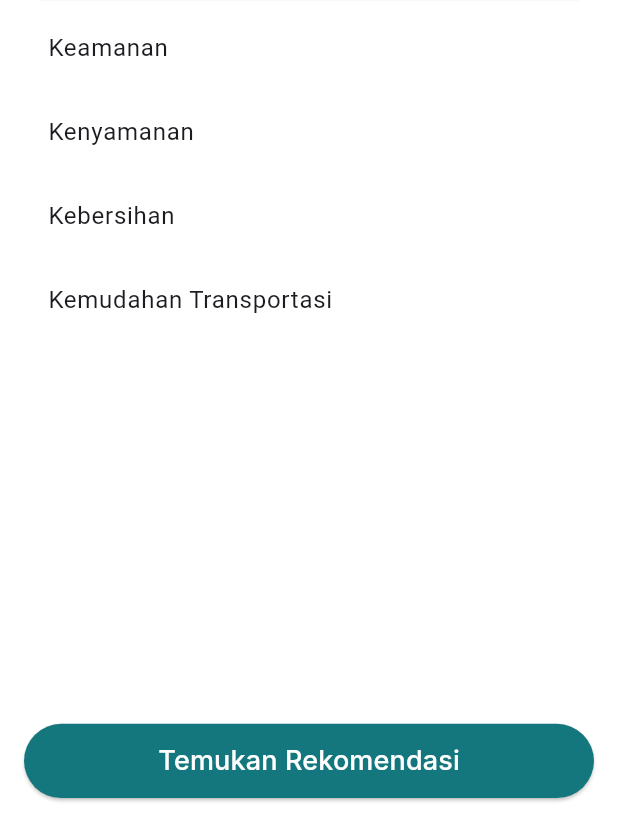
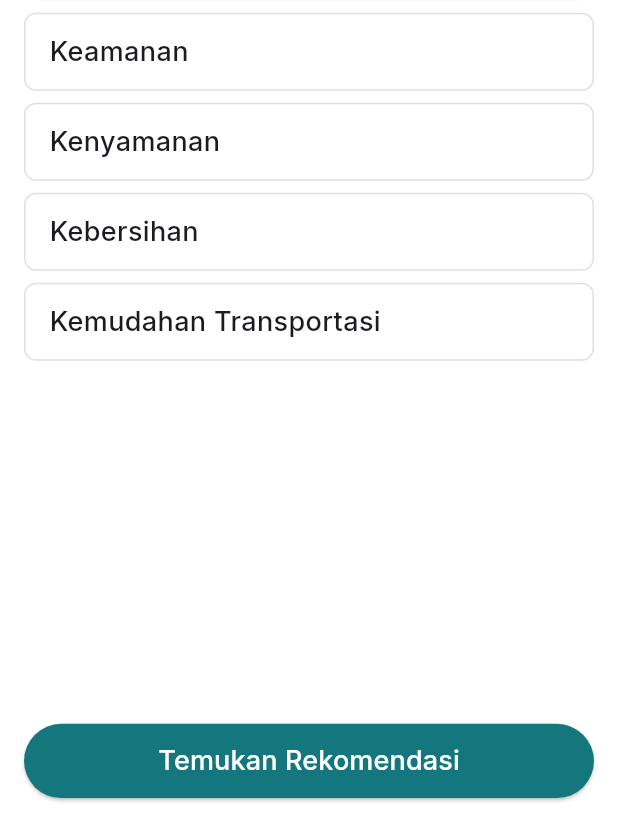
Before and after one commit to adamrasyid01/FinalProject-Camping-Frontend, a Flutter app: the PrioritasKriteriaPage screen opened by its route, on a phone screen of 412 x 824 dp, the part 402-1236 px from its top. Run offline on Flutter 3.47's test engine with Material 3 defaults, Android fonts, the phone set to English and light mode, and no system bars; our stand-ins replace bloc, dartz, dio, equatable, flutter_bloc, flutter_svg and 6 more; accounts and stored records are empty.

Commit message:
fix : Fixing Dragable

```diff
--- a/lib/core/networks/api_endpoints.dart
+++ b/lib/core/networks/api_endpoints.dart
@@ -3,7 +3,7 @@ class ApiEndpoints {
   // static const baseUrl = 'http://192.168.193.118:8000/api';
 
   // Menggunakana Wifi Rumah
-  static const baseUrl = 'http://192.168.216.118:8000/api';
+  static const baseUrl = 'http://192.168.26.118:8000/api';
 
   // Auth Endpoints
   static const String login = '$baseUrl/login';
--- a/lib/features/rekomendasi/presentation/pages/prioritas_kriteria_page.dart
+++ b/lib/features/rekomendasi/presentation/pages/prioritas_kriteria_page.dart
@@ -60,7 +60,7 @@ class _PrioritasKriteriaPageState extends State<PrioritasKriteriaPage> {
     SharedPreferences prefs = await SharedPreferences.getInstance();
     String encodedData =
         jsonEncode(preferences.map((e) => e.toJson()).toList());
-  await prefs.setString("user_preferences", encodedData);
+    await prefs.setString("user_preferences", encodedData);
 
     // Kirim ke Bloc
     rekomendasiBloc
@@ -139,11 +139,35 @@ class _PrioritasKriteriaPageState extends State<PrioritasKriteriaPage> {
                   SizedBox(
                     height: 300,
                     child: ReorderableListView(
+                      proxyDecorator: (Widget child, int index,
+                          Animation<double> animation) {
+                        return Material(
+                          elevation: 4,
+                          color: Colors.transparent,
+                          child: child,
+                        );
+                      },
+                      buildDefaultDragHandles:
+                          false, // Matikan drag handle bawaan
                       children: [
                         for (int i = 0; i < myTiles.length; i++)
-                          ListTile(
-                            key: Key('$i'),
-                            title: Text(myTiles[i]['name']),
+                          ReorderableDragStartListener(
+                            key: ValueKey(i),
+                            index: i,
+                            child: Container(
+                              padding: EdgeInsets.symmetric(
+                                  vertical: 12, horizontal: 16),
+                              margin: EdgeInsets.symmetric(vertical: 4),
+                              decoration: BoxDecoration(
+                                color: Colors.white,
+                                borderRadius: BorderRadius.circular(8),
+                                border: Border.all(color: Colors.grey.shade300),
+                              ),
+                              child: Text(
+                                myTiles[i]['name'],
+                                style: AppTextStyle.medium18,
+                              ),
+                            ),
                           ),
                       ],
                       onReorder: (int oldIndex, int newIndex) {
@@ -156,8 +180,7 @@ class _PrioritasKriteriaPageState extends State<PrioritasKriteriaPage> {
 
                           // Update weight berdasarkan posisi baru
                           for (int i = 0; i < myTiles.length; i++) {
-                            myTiles[i]['weight'] =
-                                9.0 - (i * 2.0); // Misal, menyesuaikan skala
+                            myTiles[i]['weight'] = 9.0 - (i * 2.0);
                           }
                         });
                       },
--- a/pubspec.yaml
+++ b/pubspec.yaml
@@ -73,7 +73,7 @@ flutter:
   # To add assets to your application, add an assets section, like this:
   assets:
     - assets/icons/campHome.svg
-    - assets/images/adamCampiio.svg
+    # - assets/images/adamCampiio.svg
     - assets/images/dapatkanRekomendasi.svg
 
   # An image asset can refer to one or more resolution-specific "variants", see
```
Also changed, not shown: 4 other files.
